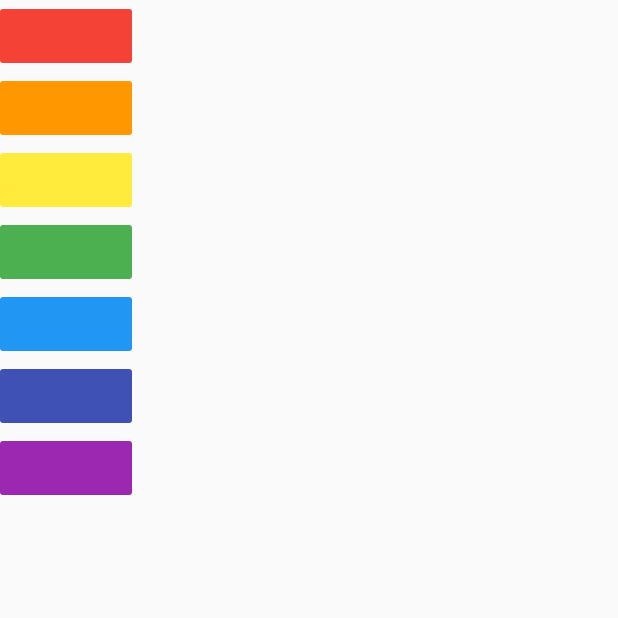
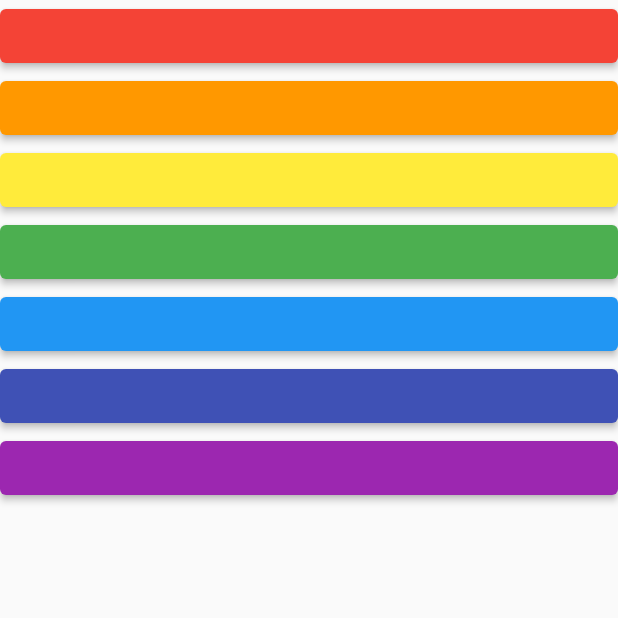
Before and after one commit to dits1019/Flutter-Xylophone, a Flutter app: the screen it shows after launch, on a phone screen of 412 x 824 dp, the top half of it. Run offline on Flutter 3.47's test engine with Material 2 defaults, Android fonts, the phone set to English and light mode, and no system bars; our stand-ins replace audioplayers.

```diff
--- a/lib/main.dart
+++ b/lib/main.dart
@@ -22,8 +22,8 @@ class MyApp extends StatelessWidget {
 
 class MyHomePage extends StatelessWidget {
   Widget playSound(Color color, String soundNum) {
-    return FlatButton(
-      color: color,
+    return ElevatedButton(
+      style: ButtonStyle(backgroundColor: MaterialStateProperty.all(color)),
       onPressed: () {
         final player = AudioCache();
         player.play('note$soundNum.wav');
@@ -37,6 +37,7 @@ class MyHomePage extends StatelessWidget {
     return Scaffold(
       body: SafeArea(
         child: Column(
+          crossAxisAlignment: CrossAxisAlignment.stretch,
           children: <Widget>[
             playSound(Colors.red, "1"),
             playSound(Colors.orange, "2"),
--- a/pubspec.yaml
+++ b/pubspec.yaml
@@ -18,7 +18,7 @@ publish_to: 'none' # Remove this line if you wish to publish to pub.dev
 version: 1.0.0+1
 
 environment:
-  sdk: ">=2.7.0 <3.0.0"
+  sdk: '>=2.12.0 <3.0.0'
 
 dependencies:
   flutter:
@@ -27,8 +27,8 @@ dependencies:
 
   # The following adds the Cupertino Icons font to your application.
   # Use with the CupertinoIcons class for iOS style icons.
-  cupertino_icons: ^1.0.0
-  audioplayers: ^0.17.0
+  cupertino_icons: ^1.0.2
+  audioplayers: ^0.18.3
 
 dev_dependencies:
   flutter_test:
```
Also changed, not shown: pubspec.lock.
